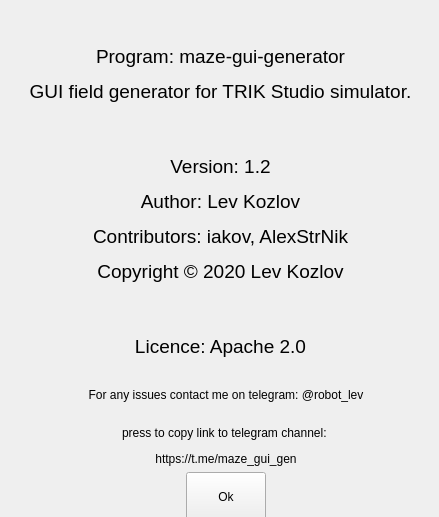
First picture: the form in source/qt_ui/aboutApp.ui, repository lvjonok/maze-gui-gen, before the edit.
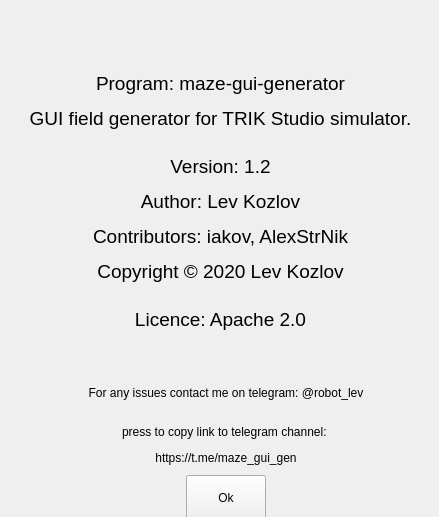
Second picture: the form after the edit. Icons and pictures are not drawn.

Commit message: Added language to 'about' window

The edit to the form file:
```diff
--- a/source/qt_ui/aboutApp.ui
+++ b/source/qt_ui/aboutApp.ui
@@ -60,7 +60,7 @@
        </size>
       </property>
       <property name="text">
-       <string>&lt;html&gt;&lt;head/&gt;&lt;body&gt;&lt;p align=&quot;center&quot;&gt;&lt;br/&gt;&lt;/p&gt;&lt;p align=&quot;center&quot;&gt;&lt;span style=&quot; font-size:14pt;&quot;&gt;Program: maze-gui-generator&lt;/span&gt;&lt;/p&gt;&lt;p align=&quot;center&quot;&gt;&lt;span style=&quot; font-size:14pt;&quot;&gt;GUI field generator for TRIK Studio simulator.&lt;/span&gt;&lt;/p&gt;&lt;p align=&quot;center&quot;&gt;&lt;br/&gt;&lt;/p&gt;&lt;p align=&quot;center&quot;&gt;&lt;span style=&quot; font-size:14pt;&quot;&gt;Version: 1.2&lt;/span&gt;&lt;/p&gt;&lt;p align=&quot;center&quot;&gt;&lt;span style=&quot; font-size:14pt;&quot;&gt;Author: Lev Kozlov&lt;/span&gt;&lt;/p&gt;&lt;p align=&quot;center&quot;&gt;&lt;span style=&quot; font-size:14pt;&quot;&gt;Contributors: iakov, AlexStrNik&lt;/span&gt;&lt;/p&gt;&lt;p align=&quot;center&quot;&gt;&lt;span style=&quot; font-size:14pt;&quot;&gt;Copyright © 2020 Lev Kozlov&lt;/span&gt;&lt;/p&gt;&lt;p align=&quot;center&quot;&gt;&lt;br/&gt;&lt;/p&gt;&lt;p align=&quot;center&quot;&gt;&lt;span style=&quot; font-size:14pt;&quot;&gt;Licence: Apache 2.0&lt;/span&gt;&lt;/p&gt;&lt;/body&gt;&lt;/html&gt;</string>
+       <string>&lt;html&gt;&lt;head/&gt;&lt;body&gt;&lt;p align=&quot;center&quot;&gt;&lt;br/&gt;&lt;/p&gt;&lt;p align=&quot;center&quot;&gt;&lt;span style=&quot; font-size:14pt;&quot;&gt;Program: maze-gui-generator&lt;/span&gt;&lt;/p&gt;&lt;p align=&quot;center&quot;&gt;&lt;span style=&quot; font-size:14pt;&quot;&gt;GUI field generator for TRIK Studio simulator.&lt;/span&gt;&lt;br/&gt;&lt;/p&gt;&lt;p align=&quot;center&quot;&gt;&lt;span style=&quot; font-size:14pt;&quot;&gt;Version: 1.2&lt;/span&gt;&lt;/p&gt;&lt;p align=&quot;center&quot;&gt;&lt;span style=&quot; font-size:14pt;&quot;&gt;Author: Lev Kozlov&lt;/span&gt;&lt;/p&gt;&lt;p align=&quot;center&quot;&gt;&lt;span style=&quot; font-size:14pt;&quot;&gt;Contributors: iakov, AlexStrNik&lt;/span&gt;&lt;/p&gt;&lt;p align=&quot;center&quot;&gt;&lt;span style=&quot; font-size:14pt;&quot;&gt;Copyright © 2020 Lev Kozlov&lt;/span&gt;&lt;br/&gt;&lt;/p&gt;&lt;p align=&quot;center&quot;&gt;&lt;span style=&quot; font-size:14pt;&quot;&gt;Licence: Apache 2.0&lt;/span&gt;&lt;/p&gt;&lt;/body&gt;&lt;/html&gt;</string>
       </property>
      </widget>
     </item>
@@ -74,7 +74,7 @@
     <item>
      <widget class="QLabel" name="telegramChannel">
       <property name="sizePolicy">
-       <sizepolicy hsizetype="Preferred" vsizetype="Fixed">
+       <sizepolicy hsizetype="Preferred" vsizetype="Preferred">
         <horstretch>0</horstretch>
         <verstretch>0</verstretch>
        </sizepolicy>
```
Left out of the diff: 8 changed lines with no effect on the pictures. The commit also changes 2 other files.
